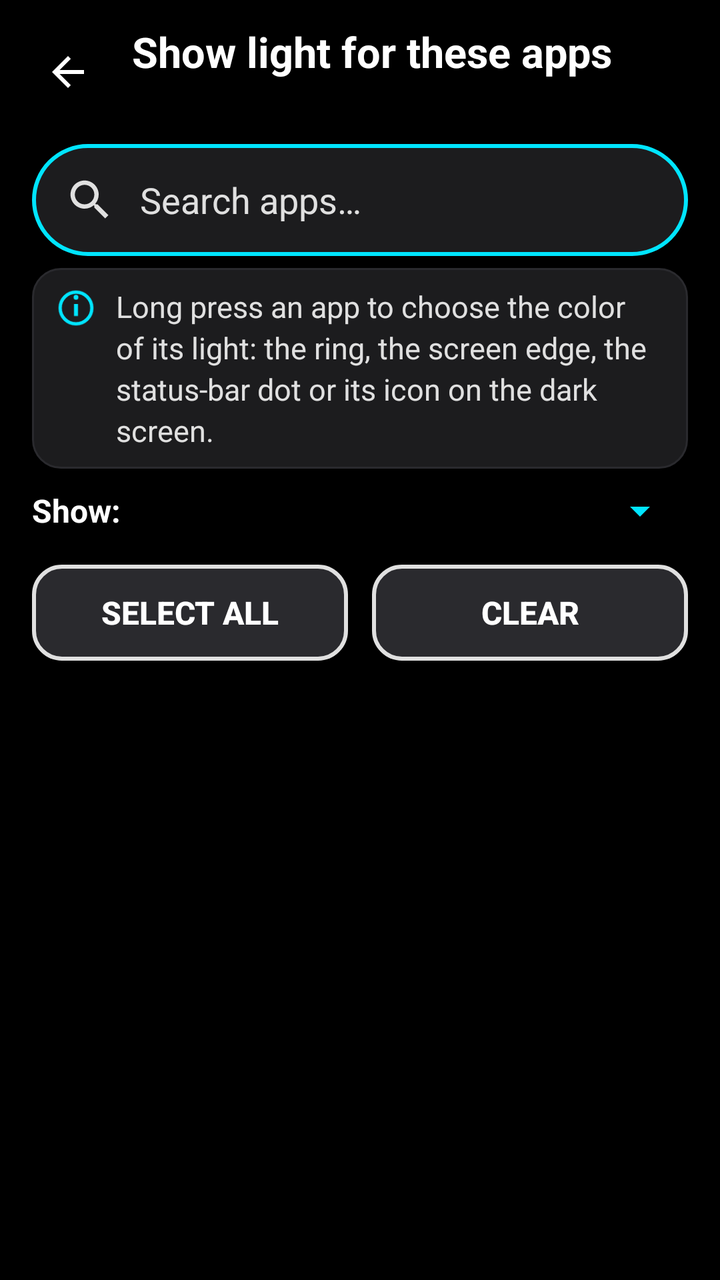
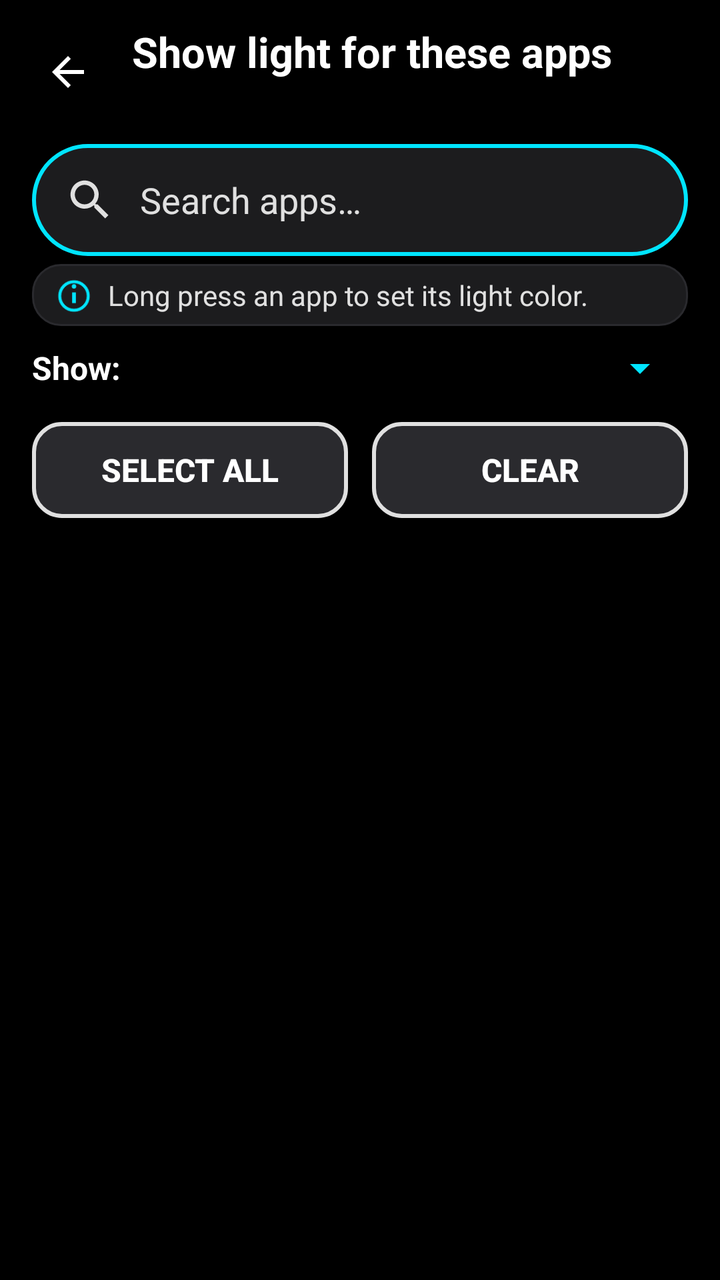

Compare the two renders of this Android layout. The source of the first and the diff that turns it into the second are given below.
<!-- AndroidManifest.xml: application theme Theme.AoD -->
<!-- res/layout/activity_app_picker.xml -->
<?xml version="1.0" encoding="utf-8"?>
<LinearLayout xmlns:android="http://schemas.android.com/apk/res/android"
    xmlns:app="http://schemas.android.com/apk/res-auto"
    android:layout_width="match_parent"
    android:layout_height="match_parent"
    android:background="@color/hc_bg"
    android:orientation="vertical">

    <LinearLayout
        android:layout_width="match_parent"
        android:layout_height="wrap_content"
        android:orientation="horizontal"
        android:gravity="center_vertical"
        android:paddingStart="8dp"
        android:paddingEnd="16dp"
        android:paddingTop="10dp"
        android:paddingBottom="6dp">

        <ImageButton
            android:id="@+id/btn_back"
            android:layout_width="52dp"
            android:layout_height="52dp"
            android:background="?attr/selectableItemBackgroundBorderless"
            android:src="@drawable/ic_back"
            android:contentDescription="@string/btn_back" />

        <LinearLayout
            android:layout_width="0dp"
            android:layout_height="wrap_content"
            android:layout_weight="1"
            android:orientation="vertical"
            android:paddingStart="6dp">

            <TextView
                android:layout_width="match_parent"
                android:layout_height="wrap_content"
                android:text="@string/picker_title"
                android:textColor="@color/hc_text"
                android:textSize="21sp"
                android:textStyle="bold" />

            <TextView
                android:id="@+id/txt_count"
                android:layout_width="match_parent"
                android:layout_height="wrap_content"
                android:textColor="@color/hc_accent"
                android:textSize="15sp"
                android:textStyle="bold" />
        </LinearLayout>
    </LinearLayout>

    <LinearLayout
        android:layout_width="match_parent"
        android:layout_height="wrap_content"
        android:orientation="horizontal"
        android:gravity="center_vertical"
        android:background="@drawable/bg_search"
        android:layout_marginStart="16dp"
        android:layout_marginEnd="16dp"
        android:layout_marginTop="4dp"
        android:paddingStart="16dp"
        android:paddingEnd="8dp">

        <ImageView
            android:layout_width="26dp"
            android:layout_height="26dp"
            android:src="@drawable/ic_search"
            android:importantForAccessibility="no" />

        <EditText
            android:id="@+id/et_search"
            android:layout_width="0dp"
            android:layout_height="wrap_content"
            android:layout_weight="1"
            android:background="@null"
            android:hint="@string/picker_search_hint"
            android:textColorHint="@color/hc_text_dim"
            android:textColor="@color/hc_text"
            android:textSize="18sp"
            android:inputType="text"
            android:imeOptions="actionSearch"
            android:maxLines="1"
            android:minHeight="56dp"
            android:paddingStart="12dp"
            android:paddingEnd="8dp" />

        <ImageButton
            android:id="@+id/btn_clear_search"
            android:layout_width="48dp"
            android:layout_height="48dp"
            android:background="?attr/selectableItemBackgroundBorderless"
            android:src="@drawable/ic_clear"
            android:visibility="gone"
            android:contentDescription="@string/picker_none" />
    </LinearLayout>

    <LinearLayout
        android:layout_width="match_parent"
        android:layout_height="wrap_content"
        android:orientation="horizontal"
        android:gravity="top"
        android:background="@drawable/bg_tip"
        android:layout_marginStart="16dp"
        android:layout_marginEnd="16dp"
        android:layout_marginTop="6dp"
        android:paddingStart="12dp"
        android:paddingEnd="14dp"
        android:paddingTop="9dp"
        android:paddingBottom="9dp">

        <ImageView
            android:layout_width="20dp"
            android:layout_height="20dp"
            android:layout_marginTop="1dp"
            android:layout_marginEnd="10dp"
            android:src="@drawable/ic_info"
            android:importantForAccessibility="no" />

        <TextView
            android:id="@+id/txt_hint"
            android:layout_width="0dp"
            android:layout_height="wrap_content"
            android:layout_weight="1"
            android:lineSpacingExtra="3dp"
            android:text="@string/picker_hint"
            android:textColor="@color/hc_text_dim"
            android:textSize="15sp" />
    </LinearLayout>

    <LinearLayout
        android:layout_width="match_parent"
        android:layout_height="wrap_content"
        android:orientation="horizontal"
        android:gravity="center_vertical"
        android:paddingStart="16dp"
        android:paddingEnd="16dp"
        android:minHeight="42dp">

        <TextView
            android:layout_width="wrap_content"
            android:layout_height="wrap_content"
            android:labelFor="@+id/sp_picker_filter"
            android:text="@string/picker_filter"
            android:textColor="@color/hc_text"
            android:textSize="16sp"
            android:textStyle="bold" />

        <Spinner
            android:id="@+id/sp_picker_filter"
            android:layout_width="0dp"
            android:layout_height="wrap_content"
            android:layout_marginStart="8dp"
            android:layout_weight="1"
            android:backgroundTint="@color/hc_accent"
            android:minHeight="42dp" />
    </LinearLayout>

    <LinearLayout
        android:layout_width="match_parent"
        android:layout_height="wrap_content"
        android:orientation="horizontal"
        android:paddingStart="16dp"
        android:paddingEnd="16dp"
        android:paddingTop="6dp"
        android:paddingBottom="6dp">

        <Button android:id="@+id/btn_all" style="@style/BtnSecondary"
            android:layout_width="0dp" android:layout_weight="1"
            android:layout_marginEnd="6dp"
            android:minHeight="48dp"
            android:text="@string/picker_all" />

        <Button android:id="@+id/btn_none" style="@style/BtnSecondary"
            android:layout_width="0dp" android:layout_weight="1"
            android:layout_marginStart="6dp"
            android:minHeight="48dp"
            android:text="@string/picker_none" />
    </LinearLayout>

    <FrameLayout
        android:layout_width="match_parent"
        android:layout_height="0dp"
        android:layout_weight="1">

        <androidx.recyclerview.widget.RecyclerView
            android:id="@+id/app_list"
            android:layout_width="match_parent"
            android:layout_height="match_parent"
            android:clipToPadding="false"
            android:paddingBottom="16dp"
            android:scrollbars="none"
            app:fastScrollEnabled="true"
            app:fastScrollVerticalThumbDrawable="@drawable/fastscroll_thumb"
            app:fastScrollVerticalTrackDrawable="@drawable/fastscroll_track"
            app:fastScrollHorizontalThumbDrawable="@drawable/fastscroll_thumb_horizontal"
            app:fastScrollHorizontalTrackDrawable="@drawable/fastscroll_track_horizontal" />

        <TextView
            android:id="@+id/txt_empty"
            android:layout_width="match_parent"
            android:layout_height="wrap_content"
            android:layout_gravity="center"
            android:gravity="center"
            android:text="@string/picker_empty"
            android:textColor="@color/hc_text_dim"
            android:textSize="18sp"
            android:visibility="gone" />

        <ProgressBar
            android:id="@+id/progress"
            android:layout_width="64dp"
            android:layout_height="64dp"
            android:layout_gravity="center"
            android:indeterminateTint="@color/hc_accent" />
    </FrameLayout>
</LinearLayout>
<!-- resources referenced by this layout -->
<resources>
  <color name="hc_accent">#FF00E5FF</color>
  <color name="hc_bg">#FF000000</color>
  <color name="hc_text">#FFFFFFFF</color>
  <color name="hc_text_dim">#FFE0E0E0</color>
  <!-- drawable bg_search (drawable) -->
  <?xml version="1.0" encoding="utf-8"?>
  <shape xmlns:android="http://schemas.android.com/apk/res/android" android:shape="rectangle">
      <solid android:color="@color/hc_surface" />
      <stroke android:width="2dp" android:color="@color/hc_accent" />
      <corners android:radius="28dp" />
  </shape>
  <!-- drawable bg_tip (drawable) -->
  <?xml version="1.0" encoding="utf-8"?>
  <shape xmlns:android="http://schemas.android.com/apk/res/android" android:shape="rectangle">
      <solid android:color="@color/hc_surface" />
      <stroke android:width="1dp" android:color="@color/hc_surface2" />
      <corners android:radius="14dp" />
  </shape>
  <!-- drawable fastscroll_track (drawable) -->
  <?xml version="1.0" encoding="utf-8"?>
  <shape xmlns:android="http://schemas.android.com/apk/res/android" android:shape="rectangle">
      <solid android:color="#FF3A3A3C" />
      <corners android:radius="4dp" />
      <size android:width="8dp" />
  </shape>
  <!-- drawable fastscroll_track_horizontal (drawable) -->
  <?xml version="1.0" encoding="utf-8"?>
  <shape xmlns:android="http://schemas.android.com/apk/res/android" android:shape="rectangle">
      <solid android:color="#FF3A3A3C" />
      <corners android:radius="4dp" />
      <size android:height="8dp" />
  </shape>
  <!-- drawable ic_back (drawable) -->
  <?xml version="1.0" encoding="utf-8"?>
  <vector xmlns:android="http://schemas.android.com/apk/res/android"
      android:width="24dp" android:height="24dp"
      android:viewportWidth="24" android:viewportHeight="24"
      android:tint="@color/hc_text">
      <path android:fillColor="#FFFFFFFF"
          android:pathData="M20,11H7.83l5.59,-5.59L12,4l-8,8 8,8 1.41,-1.41L7.83,13H20v-2z" />
  </vector>
  <!-- drawable ic_clear (drawable) -->
  <?xml version="1.0" encoding="utf-8"?>
  <vector xmlns:android="http://schemas.android.com/apk/res/android"
      android:width="24dp" android:height="24dp"
      android:viewportWidth="24" android:viewportHeight="24"
      android:tint="@color/hc_text_dim">
      <path android:fillColor="#FFFFFFFF"
          android:pathData="M19,6.41L17.59,5 12,10.59 6.41,5 5,6.41 10.59,12 5,17.59 6.41,19 12,13.41 17.59,19 19,17.59 13.41,12z" />
  </vector>
  <string name="btn_back">Back</string>
  <string name="picker_all">Select all</string>
  <string name="picker_empty">No apps match your search</string>
  <string name="picker_filter">Show:</string>
  <string name="picker_hint">Long press an app to choose the color of its light: the ring, the screen edge, the status-bar dot or its icon on the dark screen.</string>
  <string name="picker_none">Clear</string>
  <string name="picker_search_hint">Search apps\u2026</string>
  <string name="picker_title">Show light for these apps</string>
  <style name="BtnSecondary" parent="BtnPrimary">
          <item name="android:background">@drawable/bg_btn_secondary</item>
          <item name="android:textColor">@color/hc_text</item>
      </style>
  <color name="hc_surface">#FF1C1C1E</color>
  <color name="hc_surface2">#FF2A2A2E</color>
  <color name="black">#FF000000</color>
  <style name="Theme.AoD.Dialog" parent="Theme.AppCompat.Dialog.Alert">
          <item name="android:background">@color/hc_surface</item>
          <item name="android:textColorPrimary">@color/hc_text</item>
          <item name="android:textColor">@color/hc_text</item>
          <item name="colorAccent">@color/hc_accent</item>
          <item name="android:textSize">17sp</item>
      </style>
  <color name="hc_on_accent">#FF000000</color>
  <!-- unchanged entries left out for length: 8 -->
</resources>

<!-- the commit's change to res/layout/activity_app_picker.xml (unified diff, before → after) -->
@@ -102,17 +102,17 @@
         android:background="@drawable/bg_tip"
         android:layout_marginStart="16dp"
         android:layout_marginEnd="16dp"
-        android:layout_marginTop="6dp"
+        android:layout_marginTop="4dp"
         android:paddingStart="12dp"
         android:paddingEnd="14dp"
-        android:paddingTop="9dp"
-        android:paddingBottom="9dp">
+        android:paddingTop="6dp"
+        android:paddingBottom="6dp">
 
         <ImageView
-            android:layout_width="20dp"
-            android:layout_height="20dp"
+            android:layout_width="18dp"
+            android:layout_height="18dp"
             android:layout_marginTop="1dp"
-            android:layout_marginEnd="10dp"
+            android:layout_marginEnd="8dp"
             android:src="@drawable/ic_info"
             android:importantForAccessibility="no" />
 
@@ -121,10 +121,12 @@
             android:layout_width="0dp"
             android:layout_height="wrap_content"
             android:layout_weight="1"
-            android:lineSpacingExtra="3dp"
+            android:lineSpacingExtra="1dp"
             android:text="@string/picker_hint"
             android:textColor="@color/hc_text_dim"
-            android:textSize="15sp" />
+            android:textSize="14sp"
+            android:maxLines="2"
+            android:ellipsize="end" />
     </LinearLayout>
 
     <LinearLayout
<!-- resource entries referenced after the edit -->
@@ -54,7 +54,7 @@
   <string name="picker_all">Select all</string>
   <string name="picker_empty">No apps match your search</string>
   <string name="picker_filter">Show:</string>
-  <string name="picker_hint">Long press an app to choose the color of its light: the ring, the screen edge, the status-bar dot or its icon on the dark screen.</string>
+  <string name="picker_hint">Long press an app to set its light color.</string>
   <string name="picker_none">Clear</string>
   <string name="picker_search_hint">Search apps\u2026</string>
   <string name="picker_title">Show light for these apps</string>
